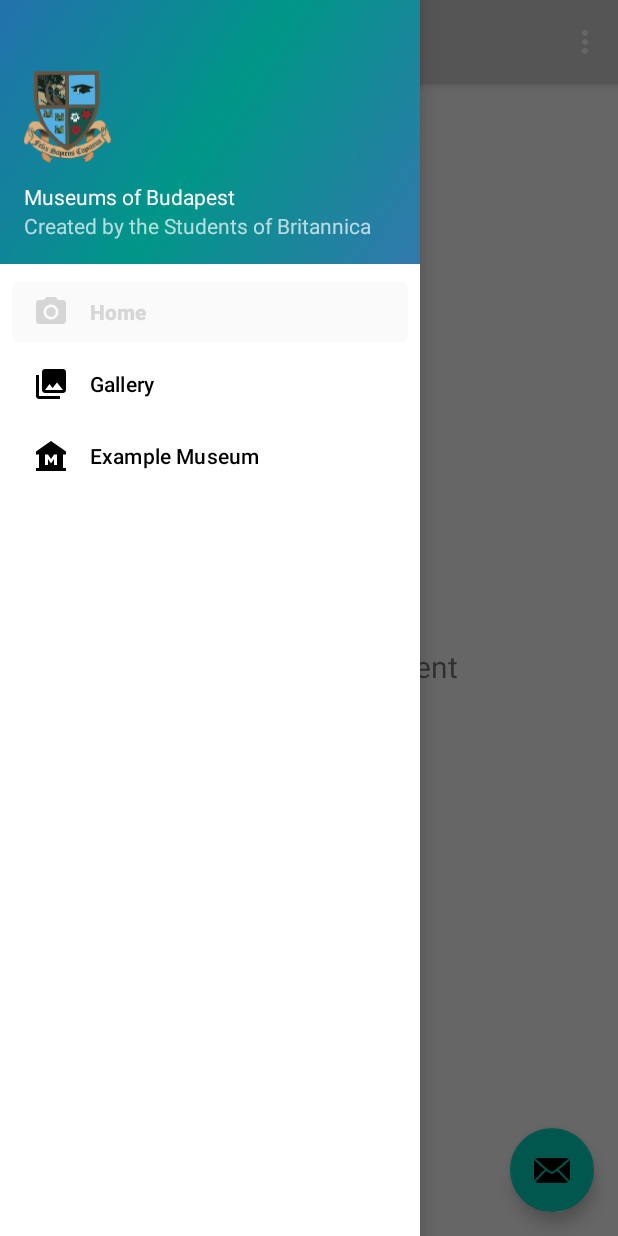
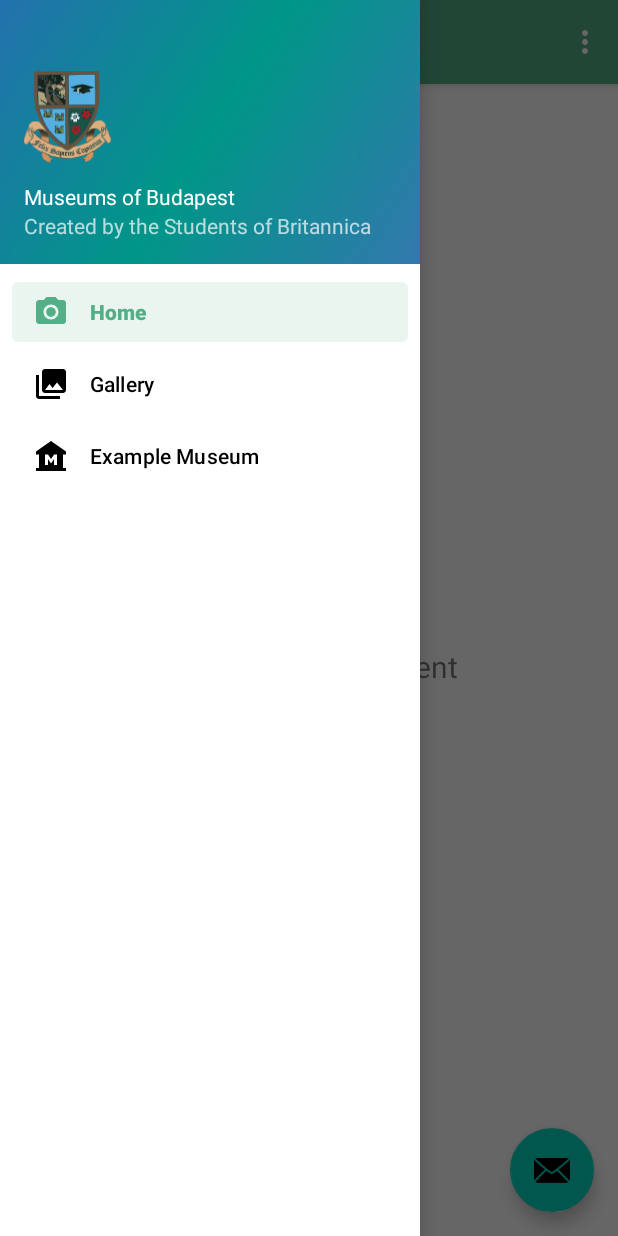
Before and after one commit to MBS9/museumApp, an Android app: the screen it shows after launch (MainActivity), with the side drawer open, on a phone screen of 412 x 824 dp. Run offline under Robolectric (Android 15) with nearby library versions, the phone set to English and light mode, and no system bars; our stand-ins replace navigation-ui.

Commit message:
Bug fix regarding colour names

```diff
--- a/app/src/main/res/values/colors.xml
+++ b/app/src/main/res/values/colors.xml
@@ -1,7 +1,8 @@
 <?xml version="1.0" encoding="utf-8"?>
 <resources>
-    <color name="teal_100">#71D6AA</color>
-    <color name="teal_300">#009688</color>
+    <color name="purple_200">#71D6AA</color>
+    <color name="purple_500">#52AF87</color>
+    <color name="purple_700">#009688</color>
     <color name="teal_200">#FF03DAC5</color>
     <color name="teal_700">#FF018786</color>
     <color name="black">#FF000000</color>
```
